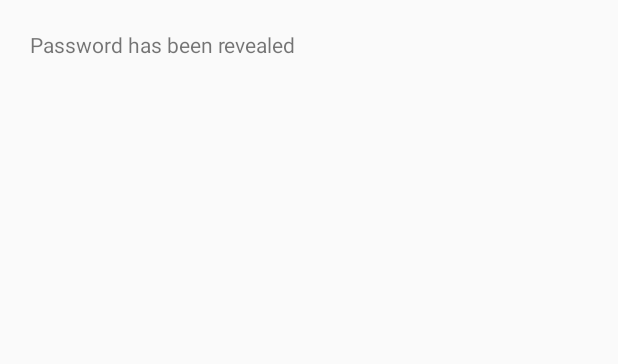
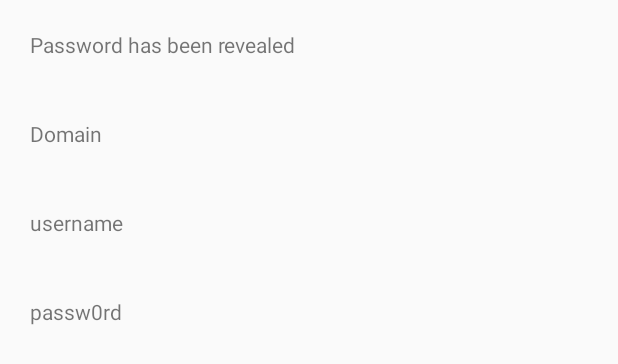
Before and after one commit to PrasunPK/password_manager, an Android app: the layout activity_reveal_credential.xml on its own in the app's theme, with its tools: preview values and no code run, on a phone screen of 412 x 824 dp. Shown: the top 364 px of the screen. Run offline under Robolectric (Android 15) with nearby library versions, the phone set to English and light mode, and no system bars.

Commit message:
password is revealed once the key is matched

```diff
--- a/app/src/main/java/me/opens/password_manager/activities/DisplayCredentialsActivity.java
+++ b/app/src/main/java/me/opens/password_manager/activities/DisplayCredentialsActivity.java
@@ -20,7 +20,10 @@ import me.opens.password_manager.entity.Credential;
 import me.opens.password_manager.service.KeyCheckerService;
 
 import static me.opens.password_manager.activities.LoginActivity.EXTRA_MESSAGE;
+import static me.opens.password_manager.util.Constants.DOMAIN;
+import static me.opens.password_manager.util.Constants.PASSWORD;
 import static me.opens.password_manager.util.Constants.UNLOCK_KEY;
+import static me.opens.password_manager.util.Constants.USERNAME;
 
 public class DisplayCredentialsActivity extends AppCompatActivity {
 
@@ -92,6 +95,9 @@ public class DisplayCredentialsActivity extends AppCompatActivity {
                 String passedInKey = ((EditText) dialog.findViewById(R.id.text_key)).getText().toString();
                 if (keyCheckerService.isKeyMatched(UNLOCK_KEY, passedInKey)) {
                     intent.putExtra(EXTRA_MESSAGE, "Display Credential Activity");
+                    intent.putExtra(DOMAIN, item.getDomain());
+                    intent.putExtra(USERNAME, item.getUsername());
+                    intent.putExtra(PASSWORD, item.getCredential());
                     startActivity(intent);
                 }
                 dialog.dismiss();
--- a/app/src/main/java/me/opens/password_manager/util/Constants.java
+++ b/app/src/main/java/me/opens/password_manager/util/Constants.java
@@ -4,4 +4,8 @@ public class Constants {
 
     /* High risk place to keep the key, remove it once modelling is completed */
     public static final String UNLOCK_KEY = "1234";
+
+    public static final String USERNAME = "USER_NAME";
+    public static final String PASSWORD = "PASSWORD";
+    public static final String DOMAIN = "DOMAIN";
 }
--- a/app/src/main/res/layout/activity_reveal_credential.xml
+++ b/app/src/main/res/layout/activity_reveal_credential.xml
@@ -1,12 +1,35 @@
 <?xml version="1.0" encoding="utf-8"?>
 <LinearLayout xmlns:android="http://schemas.android.com/apk/res/android"
-    android:orientation="vertical" android:layout_width="match_parent"
-    android:layout_height="match_parent">
+    android:layout_width="match_parent"
+    android:layout_height="match_parent"
+    android:orientation="vertical">
 
     <TextView
         android:layout_width="match_parent"
-        android:layout_height="match_parent"
-        android:text="Password has been revealed"
-        android:padding="20dp"/>
+        android:layout_height="wrap_content"
+        android:padding="20dp"
+        android:text="Password has been revealed" />
+
+    <TextView
+        android:id="@+id/revealed_domain"
+        android:layout_width="match_parent"
+        android:layout_height="wrap_content"
+        android:padding="20dp"
+        android:text="Domain" />
+
+    <TextView
+        android:id="@+id/revealed_username"
+        android:layout_width="match_parent"
+        android:layout_height="wrap_content"
+        android:padding="20dp"
+        android:text="username" />
+
+    <TextView
+        android:id="@+id/revealed_password"
+        android:layout_width="match_parent"
+        android:layout_height="wrap_content"
+        android:padding="20dp"
+        android:text="passw0rd" />
+
 
 </LinearLayout>
```
Also changed, not shown: app/src/main/java/me/opens/password_manager/activities/RevealCredentialActivity.java (+14 -0 lines).
